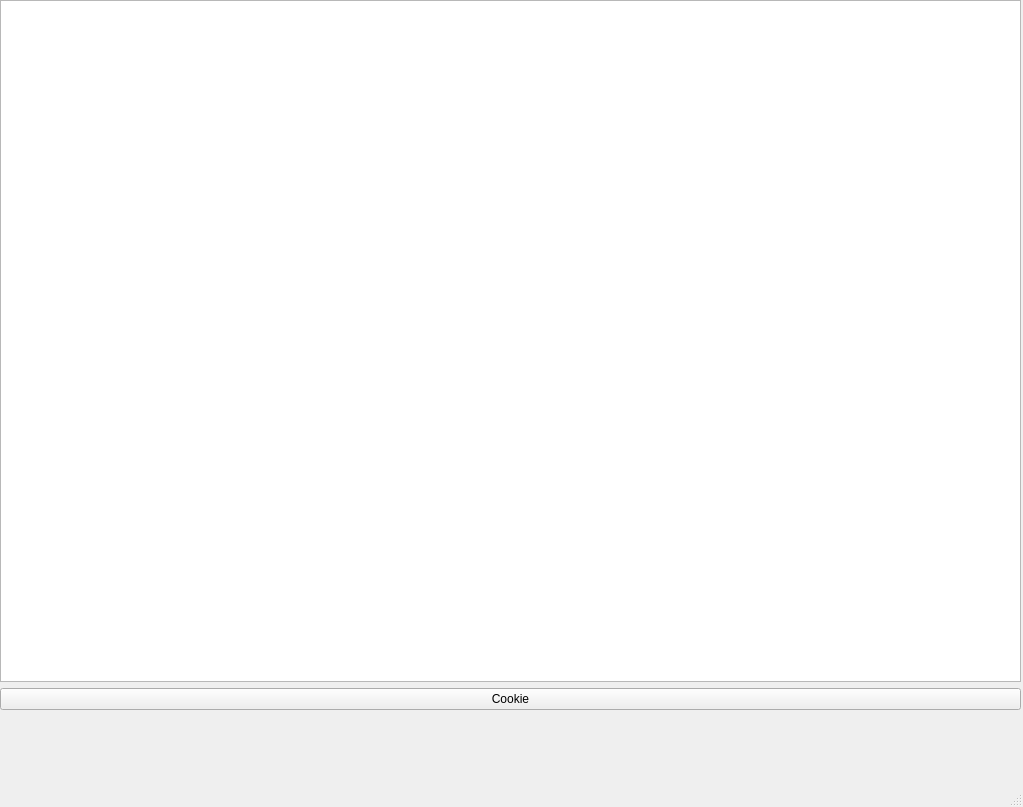
Qt form CookieClicker2/market.ui (SimonBach1/QtProject) before a commit.
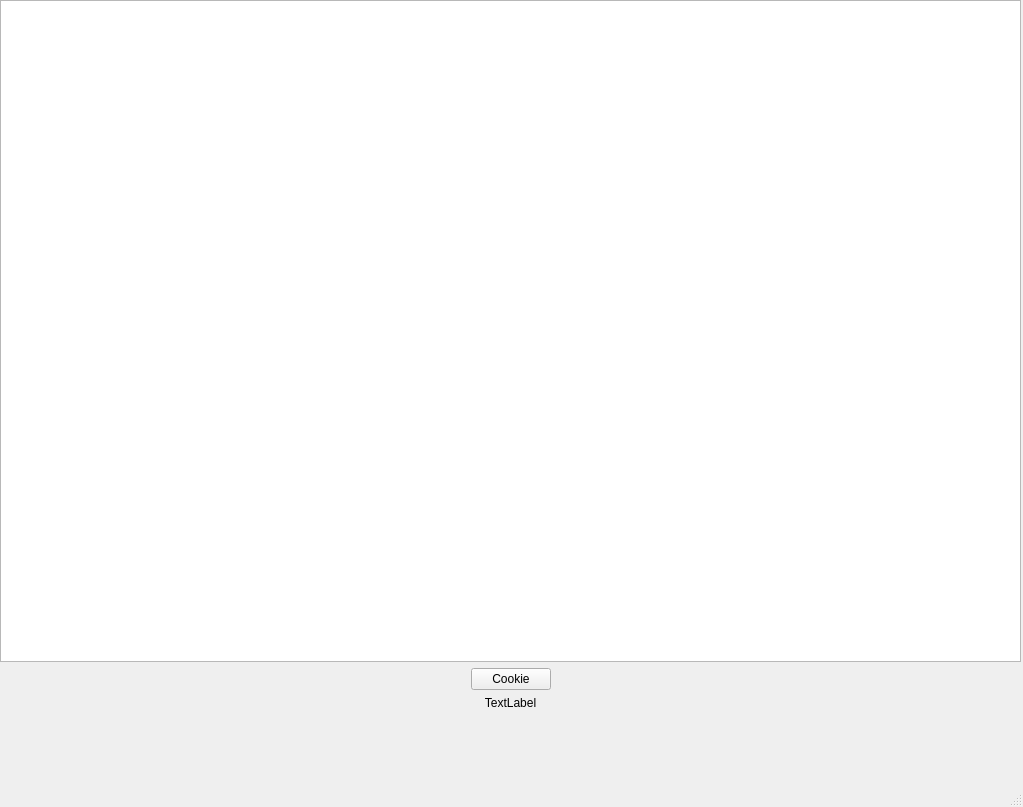
The same form after that commit.

Diff of the .ui file:
```diff
--- a/CookieClicker2/market.ui
+++ b/CookieClicker2/market.ui
@@ -34,9 +34,52 @@
       <widget class="QListView" name="listView"/>
      </item>
      <item>
-      <widget class="QPushButton" name="pushButton">
+      <layout class="QHBoxLayout" name="horizontalLayout">
+       <item>
+        <spacer name="horizontalSpacer_2">
+         <property name="orientation">
+          <enum>Qt::Horizontal</enum>
+         </property>
+         <property name="sizeHint" stdset="0">
+          <size>
+           <width>40</width>
+           <height>20</height>
+          </size>
+         </property>
+        </spacer>
+       </item>
+       <item>
+        <widget class="QPushButton" name="pushButton">
+         <property name="text">
+          <string>Cookie</string>
+         </property>
+        </widget>
+       </item>
+       <item>
+        <spacer name="horizontalSpacer">
+         <property name="orientation">
+          <enum>Qt::Horizontal</enum>
+         </property>
+         <property name="sizeHint" stdset="0">
+          <size>
+           <width>40</width>
+           <height>20</height>
+          </size>
+         </property>
+        </spacer>
+       </item>
+      </layout>
+     </item>
+     <item>
+      <layout class="QHBoxLayout" name="horizontalLayout_2"/>
+     </item>
+     <item>
+      <widget class="QLabel" name="argent">
        <property name="text">
-        <string>Cookie</string>
+        <string>TextLabel</string>
+       </property>
+       <property name="alignment">
+        <set>Qt::AlignCenter</set>
        </property>
       </widget>
      </item>
```
